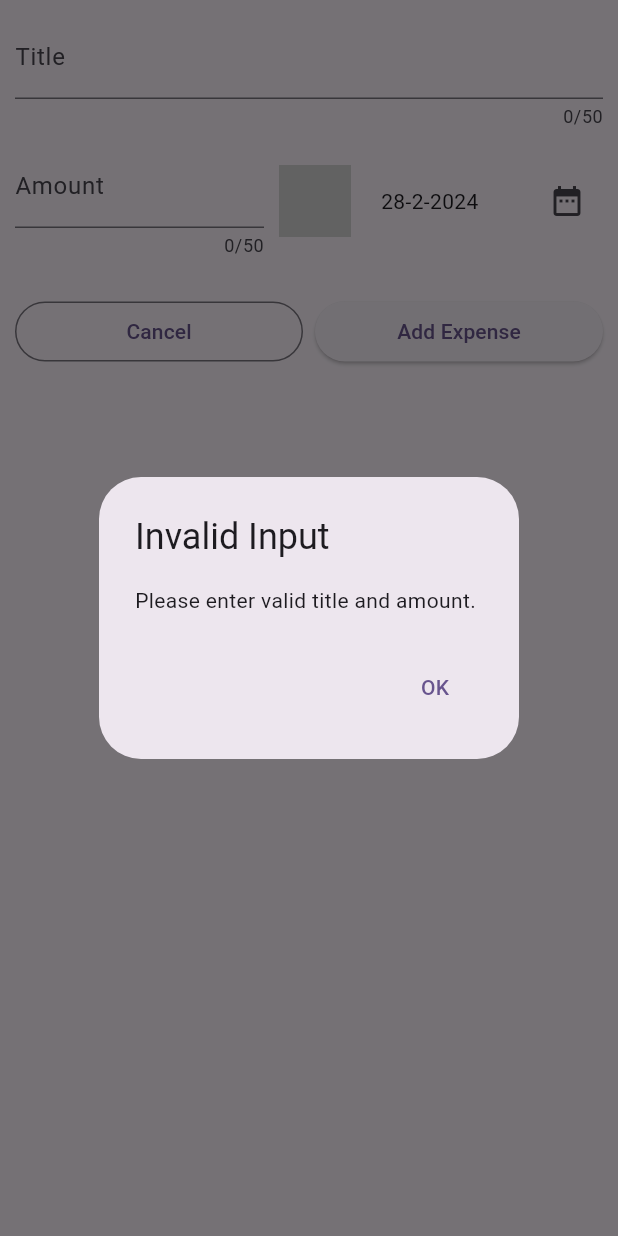
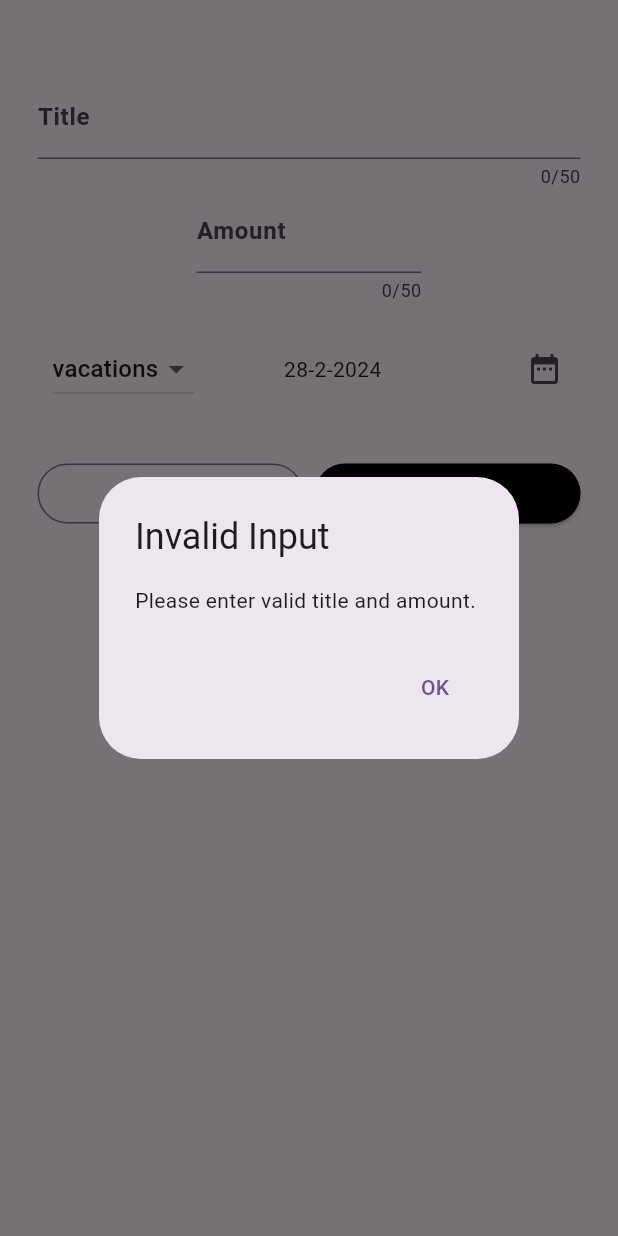
Before and after one commit to Naveedrj/Expense_tracker, a Flutter app: the AddExpense widget shown alone on an empty page, opened directly with empty values, after a tap on "Add Expense", on a phone screen of 412 x 824 dp. Run offline on Flutter 3.47's test engine with Material 3 defaults, Android fonts, the phone set to English and light mode, and no system bars; our stand-ins replace charts_flutter.

Commit message:
complete base working

```diff
--- a/lib/Screens/Add_expense.dart
+++ b/lib/Screens/Add_expense.dart
@@ -1,5 +1,5 @@
 import 'package:flutter/material.dart';
-import 'package:expense_app/MODELS/Expense.dart';
+import 'package:expence_app/MODELS/Expense.dart';
 
 class AddExpense extends StatefulWidget {
   const AddExpense({
@@ -75,7 +75,8 @@ class _AddExpenseState extends State<AddExpense> {
   @override
   Widget build(BuildContext context) {
     return Padding(
-      padding: const EdgeInsets.all(10),
+      padding: const EdgeInsets.fromLTRB(25 , 50 , 25 , 25),
+      child: SafeArea(
         child: Center(
           child: Column(
             children: [
@@ -84,21 +85,38 @@ class _AddExpenseState extends State<AddExpense> {
                 maxLength: 50,
                 decoration: InputDecoration(
                   labelText: 'Title',
+                  labelStyle: TextStyle(
+                    fontWeight: FontWeight.bold
+                  ),
+                  focusedBorder: OutlineInputBorder(
+                    borderSide: BorderSide(color: Colors.black, width: 2.0),
                   ),
                 ),
-            const SizedBox(height: 10),
-            Row(
-              children: [
-                Expanded(
+
+              ),
+              Container(
+                width: 150,
+                child: Expanded(
                   child: TextField(
                     controller: amountController,
                     maxLength: 50,
                     keyboardType: TextInputType.number,
                     decoration: InputDecoration(
                       labelText: 'Amount',
+                      labelStyle: TextStyle(
+                        fontWeight: FontWeight.bold
+                      ),
+                      focusedBorder: OutlineInputBorder(
+                        borderSide: BorderSide(color: Colors.black, width: 2.0),
                       ),
                     ),
                   ),
+                ),
+              ),
+              const SizedBox(height: 10),
+              Row(
+                mainAxisAlignment: MainAxisAlignment.spaceBetween,
+                children: [
                   Padding(
                     padding: const EdgeInsets.all(10),
                     child: DropdownButton<Catagory>(
@@ -119,7 +137,6 @@ class _AddExpenseState extends State<AddExpense> {
                       },
                     ),
                   ),
-                const SizedBox(width: 10),
                   SizedBox(
                     width: 100,
                     child: Text(
@@ -138,6 +155,9 @@ class _AddExpenseState extends State<AddExpense> {
                 children: [
                   Expanded(
                     child: OutlinedButton(
+                      style: OutlinedButton.styleFrom(
+                        foregroundColor: Colors.black
+                      ),
                       onPressed: () {},
                       child: const Text('Cancel'),
                     ),
@@ -145,6 +165,10 @@ class _AddExpenseState extends State<AddExpense> {
                   const SizedBox(width: 8),
                   Expanded(
                     child: ElevatedButton(
+                      style: ElevatedButton.styleFrom(
+                        foregroundColor: Colors.white,
+                        backgroundColor: Colors.black
+                      ),
                       onPressed: addExpenseOnPress,
                       child: const Text('Add Expense'),
                     ),
@@ -152,6 +176,7 @@ class _AddExpenseState extends State<AddExpense> {
                 ],
               ),
             ],
+          ),
         ),
       ),
     );
--- a/lib/VIEWS/ViewExpanse.dart
+++ b/lib/VIEWS/ViewExpanse.dart
@@ -1,5 +1,5 @@
 import 'package:flutter/material.dart';
-import 'package:expense_app/MODELS/Expense.dart';
+import 'package:expence_app/MODELS/Expense.dart';
 import 'package:intl/intl.dart';
 
 class ViewExpense extends StatelessWidget {
--- a/pubspec.yaml
+++ b/pubspec.yaml
@@ -36,7 +36,8 @@ dependencies:
   # Use with the CupertinoIcons class for iOS style icons.
   cupertino_icons: ^1.0.6
   uuid: ^4.3.3
-  intl: ^0.19.0
+  intl: ^0.17.0
+  charts_flutter: ^0.12.0
 
 dev_dependencies:
   flutter_test:
```
Also changed, not shown: lib/Screens/HomeScreen.dart (+77 -34 lines), pubspec.lock. Lines whose indentation alone changed are shown as unchanged.
